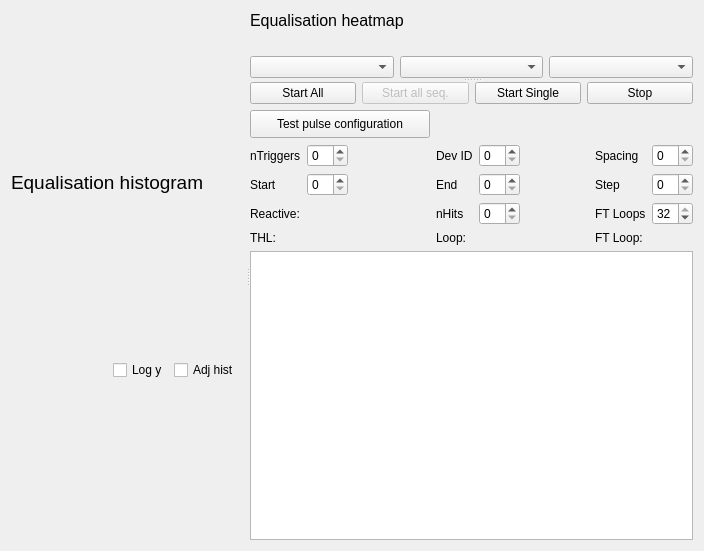
Qt form SpidrMpx3Eq/qcstmequalization.ui (navrit/dexter) before a commit.
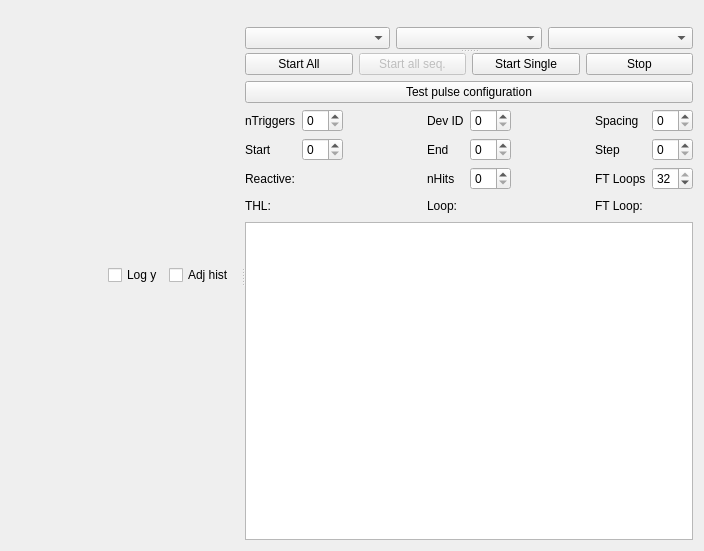
The same form after that commit. Custom widgets are drawn as their Qt base class.

Commit message: Test pulses working again...

```diff
--- a/SpidrMpx3Eq/qcstmequalization.ui
+++ b/SpidrMpx3Eq/qcstmequalization.ui
@@ -32,28 +32,10 @@
       <property name="toolTipDuration">
        <number>-1</number>
       </property>
-      <layout class="QVBoxLayout" name="verticalLayoutBarChartEq" stretch="0,0,0">
+      <layout class="QVBoxLayout" name="verticalLayoutBarChartEq" stretch="0,0">
        <property name="rightMargin">
         <number>6</number>
        </property>
-       <item>
-        <widget class="QLabel" name="label_equalisationHistogram">
-         <property name="sizePolicy">
-          <sizepolicy hsizetype="Preferred" vsizetype="Maximum">
-           <horstretch>0</horstretch>
-           <verstretch>0</verstretch>
-          </sizepolicy>
-         </property>
-         <property name="font">
-          <font>
-           <pointsize>14</pointsize>
-          </font>
-         </property>
-         <property name="text">
-          <string>Equalisation histogram</string>
-         </property>
-        </widget>
-       </item>
        <item>
         <layout class="QHBoxLayout" name="horizontalLayoutEqHistos"/>
        </item>
@@ -122,28 +104,7 @@
        <property name="toolTipDuration">
         <number>-1</number>
        </property>
-       <layout class="QVBoxLayout" name="verticalLayout_2" stretch="0,1,0">
-        <item>
-         <widget class="QLabel" name="label_equalisationHeatmap">
-          <property name="sizePolicy">
-           <sizepolicy hsizetype="Preferred" vsizetype="Maximum">
-            <horstretch>0</horstretch>
-            <verstretch>0</verstretch>
-           </sizepolicy>
-          </property>
-          <property name="font">
-           <font>
-            <pointsize>12</pointsize>
-           </font>
-          </property>
-          <property name="toolTip">
-           <string>&lt;html&gt;&lt;head/&gt;&lt;body&gt;&lt;p&gt;Equalisation heatmap&lt;/p&gt;&lt;/body&gt;&lt;/html&gt;</string>
-          </property>
-          <property name="text">
-           <string>Equalisation heatmap</string>
-          </property>
-         </widget>
-        </item>
+       <layout class="QVBoxLayout" name="verticalLayout_2" stretch="1,0">
         <item>
          <widget class="QCstmPlotHeatmap" name="_intermediatePlot" native="true">
           <property name="toolTip">
@@ -250,10 +211,41 @@
         </item>
         <item>
          <layout class="QVBoxLayout" name="verticalLayout_9">
+          <item>
+           <widget class="QPushButton" name="pushButton_testPulses">
+            <property name="sizePolicy">
+             <sizepolicy hsizetype="Minimum" vsizetype="Fixed">
+              <horstretch>0</horstretch>
+              <verstretch>0</verstretch>
+             </sizepolicy>
+            </property>
+            <property name="minimumSize">
+             <size>
+              <width>0</width>
+              <height>0</height>
+             </size>
+            </property>
+            <property name="maximumSize">
+             <size>
+              <width>16777215</width>
+              <height>16777215</height>
+             </size>
+            </property>
+            <property name="text">
+             <string>Test pulse configuration</string>
+            </property>
+           </widget>
+          </item>
           <item>
            <layout class="QGridLayout" name="gridLayout">
             <item row="1" column="1">
              <widget class="QSpinBox" name="nTriggersSpinBox">
+              <property name="minimumSize">
+               <size>
+                <width>0</width>
+                <height>20</height>
+               </size>
+              </property>
               <property name="toolTip">
                <string>Number of frames</string>
               </property>
@@ -267,6 +259,12 @@
             </item>
             <item row="3" column="6">
              <widget class="QLabel" name="eqSigmaMaskingSpinBox">
+              <property name="minimumSize">
+               <size>
+                <width>0</width>
+                <height>20</height>
+               </size>
+              </property>
               <property name="toolTip">
                <string>&lt;html&gt;&lt;head/&gt;&lt;body&gt;&lt;p&gt;Fine tuning - sigma masking&lt;/p&gt;&lt;/body&gt;&lt;/html&gt;</string>
               </property>
@@ -296,6 +294,12 @@
             </item>
             <item row="4" column="0">
              <widget class="QLabel" name="thxLabel">
+              <property name="minimumSize">
+               <size>
+                <width>0</width>
+                <height>20</height>
+               </size>
+              </property>
               <property name="toolTip">
                <string>&lt;html&gt;&lt;head/&gt;&lt;body&gt;&lt;p&gt;Threshold Low&lt;/p&gt;&lt;/body&gt;&lt;/html&gt;</string>
               </property>
@@ -309,6 +313,12 @@
             </item>
             <item row="4" column="3">
              <widget class="QLabel" name="label_6">
+              <property name="minimumSize">
+               <size>
+                <width>0</width>
+                <height>20</height>
+               </size>
+              </property>
               <property name="toolTip">
                <string>Mask loop progress</string>
               </property>
@@ -322,6 +332,12 @@
             </item>
             <item row="1" column="6">
              <widget class="QLabel" name="eqLabelSpacing">
+              <property name="minimumSize">
+               <size>
+                <width>0</width>
+                <height>20</height>
+               </size>
+              </property>
               <property name="toolTip">
                <string>Pixel spacing</string>
               </property>
@@ -335,6 +351,12 @@
             </item>
             <item row="4" column="6">
              <widget class="QLabel" name="label_4">
+              <property name="minimumSize">
+               <size>
+                <width>0</width>
+                <height>20</height>
+               </size>
+              </property>
               <property name="toolTip">
                <string>Fine tuning loop progress</string>
               </property>
@@ -348,6 +370,12 @@
             </item>
             <item row="3" column="3">
              <widget class="QLabel" name="label_8">
+              <property name="minimumSize">
+               <size>
+                <width>0</width>
+                <height>20</height>
+               </size>
+              </property>
               <property name="toolTip">
                <string>Number of counts, above this value pixels are considered to be ON</string>
               </property>
@@ -361,6 +389,12 @@
             </item>
             <item row="2" column="7">
              <widget class="QSpinBox" name="eqStepSpinBox">
+              <property name="minimumSize">
+               <size>
+                <width>0</width>
+                <height>20</height>
+               </size>
+              </property>
               <property name="toolTip">
                <string>&lt;html&gt;&lt;head/&gt;&lt;body&gt;&lt;p&gt;Step&lt;/p&gt;&lt;/body&gt;&lt;/html&gt;</string>
               </property>
@@ -374,6 +408,12 @@
             </item>
             <item row="1" column="0">
              <widget class="QLabel" name="eqLabelnTriggers">
+              <property name="minimumSize">
+               <size>
+                <width>0</width>
+                <height>20</height>
+               </size>
+              </property>
               <property name="toolTip">
                <string>Number of frames</string>
               </property>
@@ -387,6 +427,12 @@
             </item>
             <item row="4" column="4">
              <widget class="QLabel" name="eqLabelLoopProgress">
+              <property name="minimumSize">
+               <size>
+                <width>0</width>
+                <height>20</height>
+               </size>
+              </property>
               <property name="toolTip">
                <string>Mask loop progress</string>
               </property>
@@ -416,6 +462,12 @@
             </item>
             <item row="3" column="4">
              <widget class="QSpinBox" name="nHitsSpinBox">
+              <property name="minimumSize">
+               <size>
+                <width>0</width>
+                <height>20</height>
+               </size>
+              </property>
               <property name="toolTip">
                <string>Number of counts, above this value pixels are considered to be ON</string>
               </property>
@@ -442,6 +494,12 @@
             </item>
             <item row="2" column="4">
              <widget class="QSpinBox" name="eqMaxSpinBox">
+              <property name="minimumSize">
+               <size>
+                <width>0</width>
+                <height>20</height>
+               </size>
+              </property>
               <property name="toolTip">
                <string>&lt;html&gt;&lt;head/&gt;&lt;body&gt;&lt;p&gt;Ending threshold&lt;/p&gt;&lt;/body&gt;&lt;/html&gt;</string>
               </property>
@@ -455,6 +513,12 @@
             </item>
             <item row="3" column="1">
              <widget class="QLabel" name="eqLabelNPixelsReactive">
+              <property name="minimumSize">
+               <size>
+                <width>0</width>
+                <height>20</height>
+               </size>
+              </property>
               <property name="toolTip">
                <string>Number of pixels reacting</string>
               </property>
@@ -471,6 +535,12 @@
             </item>
             <item row="3" column="7">
              <widget class="QSpinBox" name="fineTuningLoopsSpinBox">
+              <property name="minimumSize">
+               <size>
+                <width>0</width>
+                <height>20</height>
+               </size>
+              </property>
               <property name="toolTip">
                <string>&lt;html&gt;&lt;head/&gt;&lt;body&gt;&lt;p&gt;Fine tuning - sigma masking&lt;/p&gt;&lt;/body&gt;&lt;/html&gt;</string>
               </property>
@@ -490,6 +560,12 @@
             </item>
             <item row="2" column="6">
              <widget class="QLabel" name="label_3">
+              <property name="minimumSize">
+               <size>
+                <width>0</width>
+                <height>20</height>
+               </size>
+              </property>
               <property name="toolTip">
                <string>Threshold step</string>
               </property>
@@ -503,6 +579,12 @@
             </item>
             <item row="3" column="0">
              <widget class="QLabel" name="label_5">
+              <property name="minimumSize">
+               <size>
+                <width>0</width>
+                <height>20</height>
+               </size>
+              </property>
               <property name="toolTip">
                <string>Number of pixels reacting</string>
               </property>
@@ -516,6 +598,12 @@
             </item>
             <item row="2" column="0">
              <widget class="QLabel" name="label">
+              <property name="minimumSize">
+               <size>
+                <width>0</width>
+                <height>20</height>
+               </size>
+              </property>
               <property name="toolTip">
                <string>&lt;html&gt;&lt;head/&gt;&lt;body&gt;&lt;p&gt;Starting threshold&lt;/p&gt;&lt;/body&gt;&lt;/html&gt;</string>
               </property>
@@ -529,6 +617,12 @@
             </item>
             <item row="4" column="7">
              <widget class="QLabel" name="eqLabelFineTuningLoopProgress">
+              <property name="minimumSize">
+               <size>
+                <width>0</width>
+                <height>20</height>
+               </size>
+              </property>
               <property name="toolTip">
                <string>Fine tuning loop progress</string>
               </property>
@@ -542,6 +636,12 @@
             </item>
             <item row="4" column="1">
              <widget class="QLabel" name="eqLabelTHLCurrentValue">
+              <property name="minimumSize">
+               <size>
+                <width>0</width>
+                <height>20</height>
+               </size>
+              </property>
               <property name="toolTip">
                <string>&lt;html&gt;&lt;head/&gt;&lt;body&gt;&lt;p&gt;Threshold Low&lt;/p&gt;&lt;/body&gt;&lt;/html&gt;</string>
               </property>
@@ -558,6 +658,12 @@
             </item>
             <item row="1" column="3">
              <widget class="QLabel" name="eqLabelDevId">
+              <property name="minimumSize">
+               <size>
+                <width>0</width>
+                <height>20</height>
+               </size>
+              </property>
               <property name="toolTip">
                <string>&lt;html&gt;&lt;head/&gt;&lt;body&gt;&lt;p&gt;Device ID&lt;/p&gt;&lt;p&gt;See &amp;quot;Data recording&amp;quot; under visualiser (Ctrl+1) for which chip this corresponds to&lt;/p&gt;&lt;/body&gt;&lt;/html&gt;</string>
               </property>
@@ -571,6 +677,12 @@
             </item>
             <item row="2" column="1">
              <widget class="QSpinBox" name="eqMinSpinBox">
+              <property name="minimumSize">
+               <size>
+                <width>0</width>
+                <height>20</height>
+               </size>
+              </property>
               <property name="toolTip">
                <string>&lt;html&gt;&lt;head/&gt;&lt;body&gt;&lt;p&gt;Starting threshold&lt;/p&gt;&lt;/body&gt;&lt;/html&gt;</string>
               </property>
@@ -584,6 +696,12 @@
             </item>
             <item row="1" column="7">
              <widget class="QSpinBox" name="spacingSpinBox">
+              <property name="minimumSize">
+               <size>
+                <width>0</width>
+                <height>20</height>
+               </size>
+              </property>
               <property name="toolTip">
                <string>Pixel spacing</string>
               </property>
@@ -597,6 +715,12 @@
             </item>
             <item row="1" column="4">
              <widget class="QSpinBox" name="devIdSpinBox">
+              <property name="minimumSize">
+               <size>
+                <width>0</width>
+                <height>20</height>
+               </size>
+              </property>
               <property name="toolTip">
                <string>&lt;html&gt;&lt;head/&gt;&lt;body&gt;&lt;p&gt;Device ID&lt;/p&gt;&lt;p&gt;See &amp;quot;Data recording&amp;quot; under visualiser (Ctrl+1) for which chip this corresponds to&lt;/p&gt;&lt;/body&gt;&lt;/html&gt;</string>
               </property>
@@ -610,6 +734,12 @@
             </item>
             <item row="2" column="3">
              <widget class="QLabel" name="label_2">
+              <property name="minimumSize">
+               <size>
+                <width>0</width>
+                <height>20</height>
+               </size>
+              </property>
               <property name="toolTip">
                <string>&lt;html&gt;&lt;head/&gt;&lt;body&gt;&lt;p&gt;Ending threshold&lt;/p&gt;&lt;/body&gt;&lt;/html&gt;</string>
               </property>
@@ -621,31 +751,6 @@
               </property>
              </widget>
             </item>
-            <item row="0" column="0" colspan="3">
-             <widget class="QPushButton" name="pushButton_testPulses">
-              <property name="sizePolicy">
-               <sizepolicy hsizetype="Fixed" vsizetype="Fixed">
-                <horstretch>0</horstretch>
-                <verstretch>0</verstretch>
-               </sizepolicy>
-              </property>
-              <property name="minimumSize">
-               <size>
-                <width>180</width>
-                <height>28</height>
-               </size>
-              </property>
-              <property name="maximumSize">
-               <size>
-                <width>180</width>
-                <height>28</height>
-               </size>
-              </property>
-              <property name="text">
-               <string>Test pulse configuration</string>
-              </property>
-             </widget>
-            </item>
            </layout>
           </item>
          </layout>
```
The commit also changes 3 other files.
